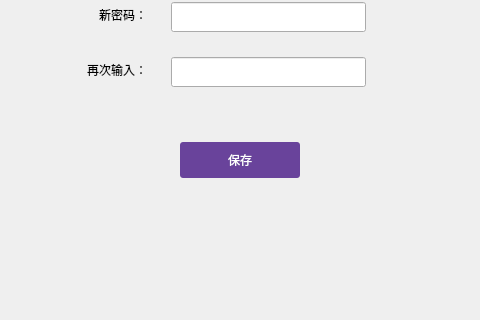
Qt form setdialog.ui (realm520/gdwcoin) before a commit; both pictures show x 240 to 720 and y 260 to 580 of the 960 by 580 pixel window.
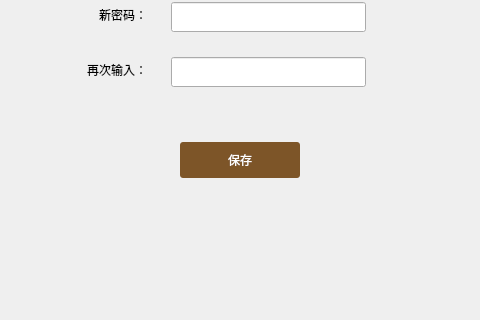
The same form after that commit. The open tabs and pages were chosen to show the change.

```diff
--- a/setdialog.ui
+++ b/setdialog.ui
@@ -492,9 +492,9 @@
         <enum>Qt::NoFocus</enum>
        </property>
        <property name="styleSheet">
-        <string notr="true">QToolButton{background-color:rgb(105,67,155);color:#ffffff;border:none;border-radius:3px;}
-QToolButton:hover{background-color:rgb(125,87,180);}
-QToolButton:disabled{background-color:#cecece;}</string>
+        <string notr="true">QToolButton{background-color:rgb(125,85,40);color:#ffffff;border:none;border-radius:3px;}
+QToolButton:hover{background-color:rgb(185,150,85);}
+</string>
        </property>
        <property name="text">
         <string>保存</string>
```
Left out of the diff: 2 changed lines with no effect on the pictures.
